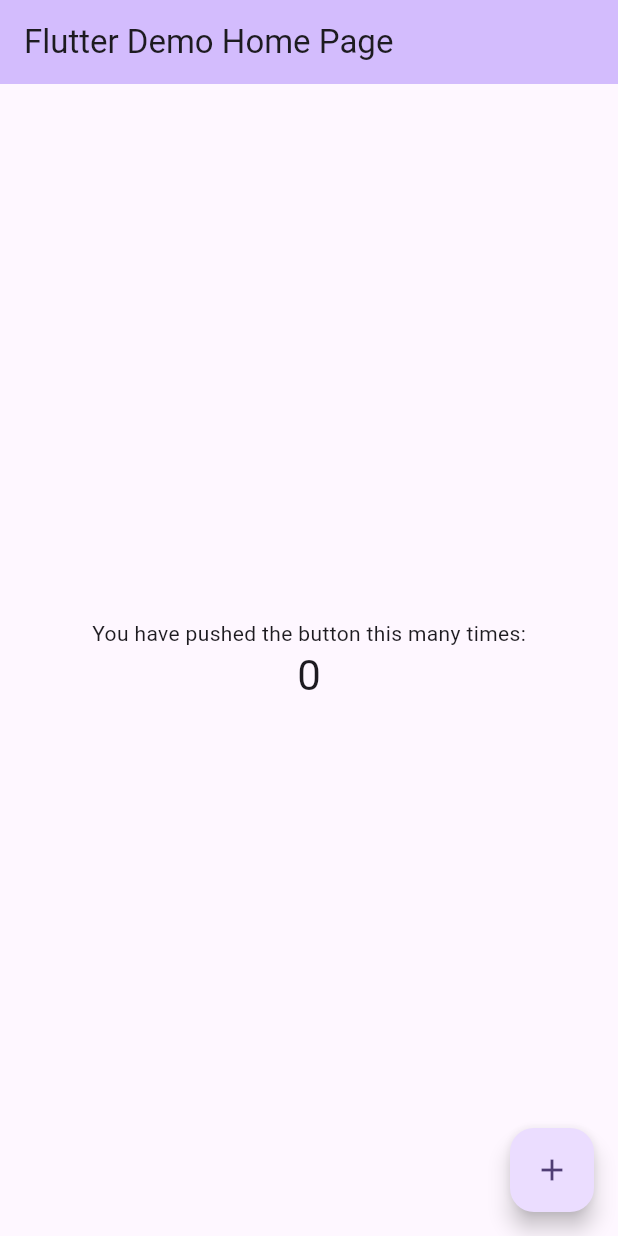
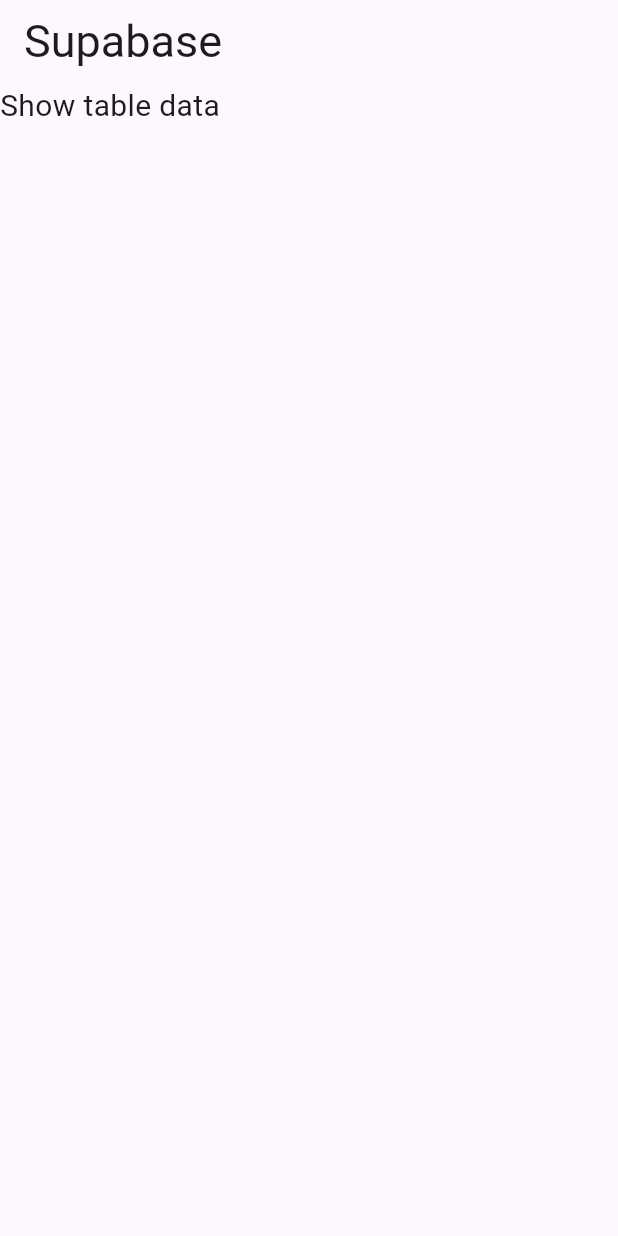
Before and after one commit to taufiqelahi/superbase-lr, a Flutter app: the screen it shows after launch, on a phone screen of 412 x 824 dp. Run offline on Flutter 3.47's test engine with Material 2 defaults, Android fonts, the phone set to English and light mode, and no system bars.

Commit message:
created page

```diff
--- /dev/null
+++ b/lib/home_page.dart
@@ -0,0 +1,21 @@
+import 'package:flutter/material.dart';
+
+class Home extends StatelessWidget {
+  const Home({super.key});
+
+  @override
+  Widget build(BuildContext context) {
+    return Scaffold(
+      appBar: AppBar(
+        title: Text('Supabase ',style: TextStyle(fontSize: 30),),
+      ),
+      body: SafeArea(
+        child: Column(
+          children: [
+            Text('Show table data',style: TextStyle(fontSize: 20),)
+          ],
+        ),
+      ),
+    );
+  }
+}
--- a/lib/main.dart
+++ b/lib/main.dart
@@ -1,4 +1,5 @@
 import 'package:flutter/material.dart';
+import 'package:superbase_learn/home_page.dart';
 
 void main() {
   runApp(const MyApp());
@@ -31,95 +32,7 @@
         colorScheme: ColorScheme.fromSeed(seedColor: Colors.deepPurple),
         useMaterial3: true,
       ),
-      home: const MyHomePage(title: 'Flutter Demo Home Page'),
+      home: const Home()
     );
   }
 }
-
-class MyHomePage extends StatefulWidget {
-  const MyHomePage({super.key, required this.title});
-
-  // This widget is the home page of your application. It is stateful, meaning
-  // that it has a State object (defined below) that contains fields that affect
-  // how it looks.
-
-  // This class is the configuration for the state. It holds the values (in this
-  // case the title) provided by the parent (in this case the App widget) and
-  // used by the build method of the State. Fields in a Widget subclass are
-  // always marked "final".
-
-  final String title;
-
-  @override
-  State<MyHomePage> createState() => _MyHomePageState();
-}
-
-class _MyHomePageState extends State<MyHomePage> {
-  int _counter = 0;
-
-  void _incrementCounter() {
-    setState(() {
-      // This call to setState tells the Flutter framework that something has
-      // changed in this State, which causes it to rerun the build method below
-      // so that the display can reflect the updated values. If we changed
-      // _counter without calling setState(), then the build method would not be
-      // called again, and so nothing would appear to happen.
-      _counter++;
-    });
-  }
-
-  @override
-  Widget build(BuildContext context) {
-    // This method is rerun every time setState is called, for instance as done
-    // by the _incrementCounter method above.
-    //
-    // The Flutter framework has been optimized to make rerunning build methods
-    // fast, so that you can just rebuild anything that needs updating rather
-    // than having to individually change instances of widgets.
-    return Scaffold(
-      appBar: AppBar(
-        // TRY THIS: Try changing the color here to a specific color (to
-        // Colors.amber, perhaps?) and trigger a hot reload to see the AppBar
-        // change color while the other colors stay the same.
-        backgroundColor: Theme.of(context).colorScheme.inversePrimary,
-        // Here we take the value from the MyHomePage object that was created by
-        // the App.build method, and use it to set our appbar title.
-        title: Text(widget.title),
-      ),
-      body: Center(
-        // Center is a layout widget. It takes a single child and positions it
-        // in the middle of the parent.
-        child: Column(
-          // Column is also a layout widget. It takes a list of children and
-          // arranges them vertically. By default, it sizes itself to fit its
-          // children horizontally, and tries to be as tall as its parent.
-          //
-          // Column has various properties to control how it sizes itself and
-          // how it positions its children. Here we use mainAxisAlignment to
-          // center the children vertically; the main axis here is the vertical
-          // axis because Columns are vertical (the cross axis would be
-          // horizontal).
-          //
-          // TRY THIS: Invoke "debug painting" (choose the "Toggle Debug Paint"
-          // action in the IDE, or press "p" in the console), to see the
-          // wireframe for each widget.
-          mainAxisAlignment: MainAxisAlignment.center,
-          children: <Widget>[
-            const Text(
-              'You have pushed the button this many times:',
-            ),
-            Text(
-              '$_counter',
-              style: Theme.of(context).textTheme.headlineMedium,
-            ),
-          ],
-        ),
-      ),
-      floatingActionButton: FloatingActionButton(
-        onPressed: _incrementCounter,
-        tooltip: 'Increment',
-        child: const Icon(Icons.add),
-      ), // This trailing comma makes auto-formatting nicer for build methods.
-    );
-  }
-}
```
